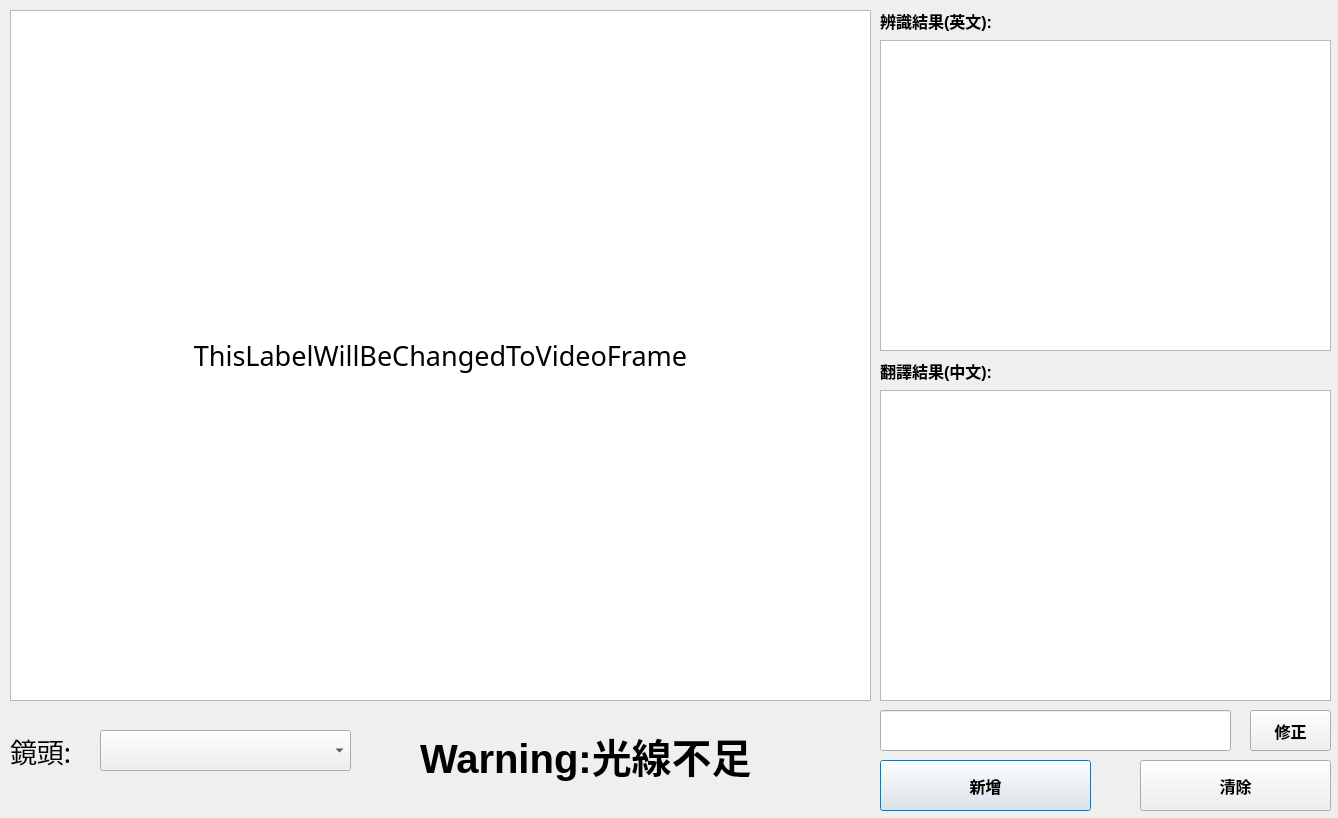
Before: the Qt Designer form project_codes/GUI/GUI.ui in AhJayzZ/Smart-Learning-System, drawn with Qt 5.
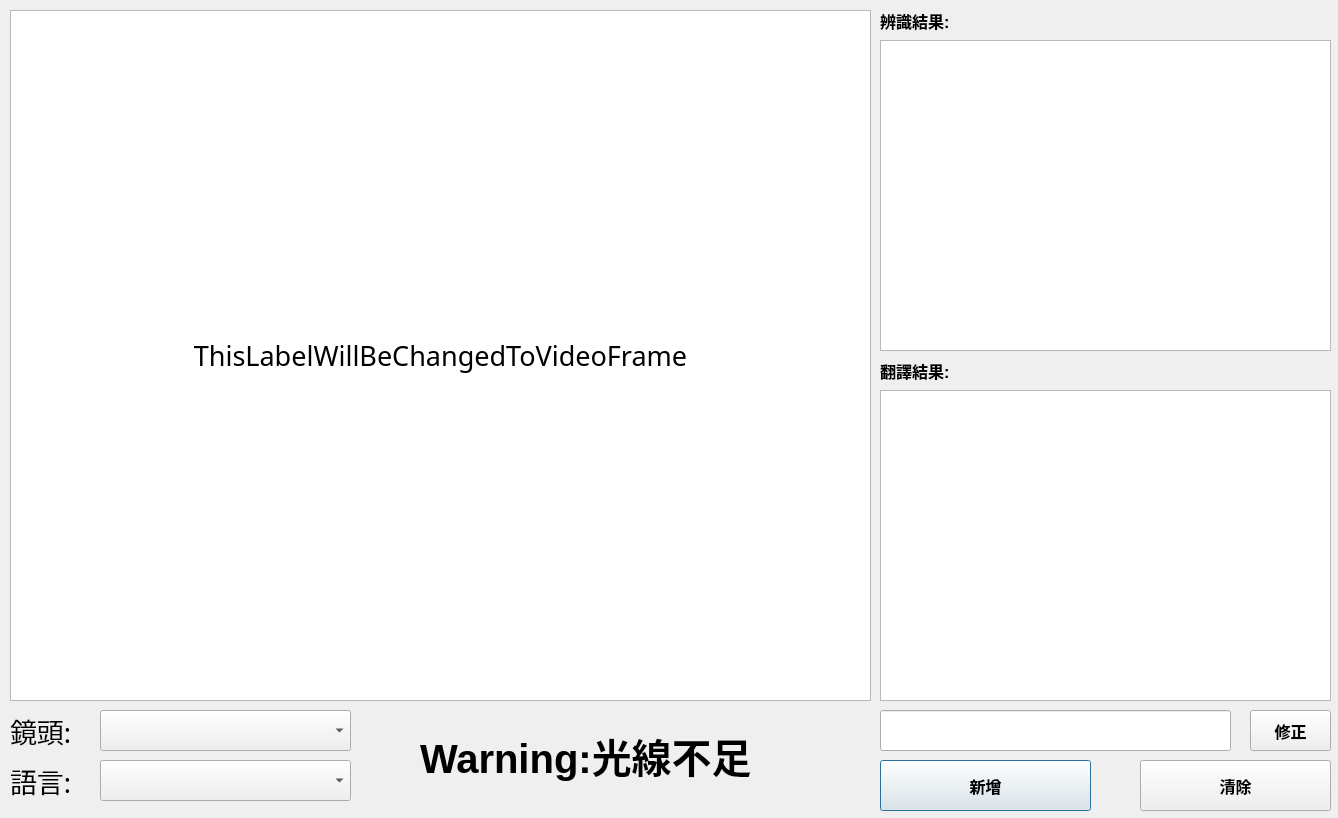
After: the same form once the commit is applied.

Commit message: add language select

```diff
--- a/project_codes/GUI/GUI.ui
+++ b/project_codes/GUI/GUI.ui
@@ -35,7 +35,7 @@
     </font>
    </property>
    <property name="text">
-    <string>辨識結果(英文):</string>
+    <string>辨識結果:</string>
    </property>
   </widget>
   <widget class="QLabel" name="warning_label">
@@ -158,7 +158,7 @@
    <property name="geometry">
     <rect>
      <x>100</x>
-     <y>730</y>
+     <y>710</y>
      <width>251</width>
      <height>41</height>
     </rect>
@@ -187,7 +187,7 @@
    <property name="geometry">
     <rect>
      <x>10</x>
-     <y>730</y>
+     <y>710</y>
      <width>81</width>
      <height>41</height>
     </rect>
@@ -256,7 +256,7 @@
     </font>
    </property>
    <property name="text">
-    <string>翻譯結果(中文):</string>
+    <string>翻譯結果:</string>
    </property>
   </widget>
   <widget class="QTextEdit" name="translated_box">
@@ -279,6 +279,54 @@
     </font>
    </property>
   </widget>
+  <widget class="QLabel" name="language_label">
+   <property name="geometry">
+    <rect>
+     <x>10</x>
+     <y>760</y>
+     <width>81</width>
+     <height>41</height>
+    </rect>
+   </property>
+   <property name="font">
+    <font>
+     <family>標楷體</family>
+     <pointsize>20</pointsize>
+    </font>
+   </property>
+   <property name="text">
+    <string>語言:</string>
+   </property>
+  </widget>
+  <widget class="QComboBox" name="language_selector">
+   <property name="geometry">
+    <rect>
+     <x>100</x>
+     <y>760</y>
+     <width>251</width>
+     <height>41</height>
+    </rect>
+   </property>
+   <property name="font">
+    <font>
+     <pointsize>10</pointsize>
+     <weight>75</weight>
+     <bold>true</bold>
+    </font>
+   </property>
+   <property name="editable">
+    <bool>false</bool>
+   </property>
+   <property name="currentText">
+    <string/>
+   </property>
+   <property name="currentIndex">
+    <number>-1</number>
+   </property>
+   <property name="placeholderText">
+    <string/>
+   </property>
+  </widget>
  </widget>
  <resources/>
  <connections/>
```
The commit also changes 2 other files.
